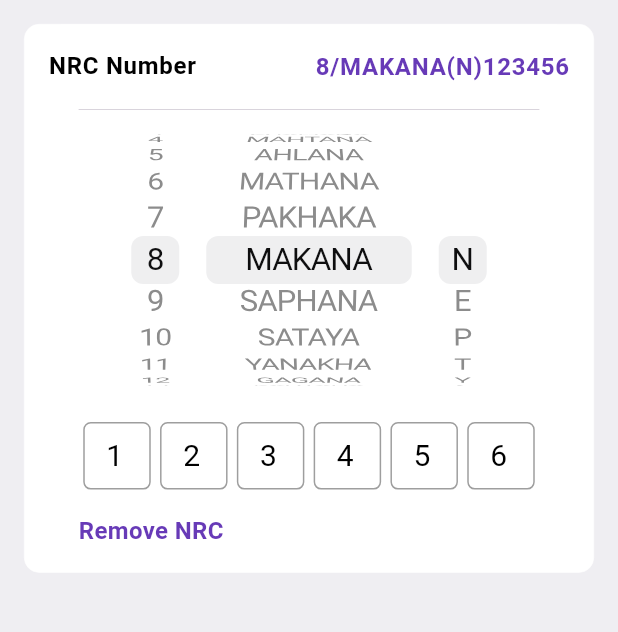
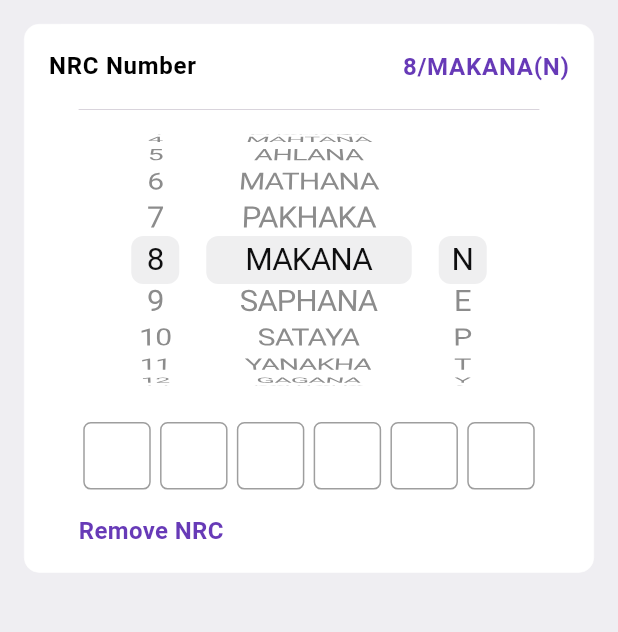
Before and after one commit to yayyar/mm_nrc_kit, a Flutter app: the screen it shows after launch, after a tap on "NRC Number", on a phone screen of 412 x 824 dp, the part 84-716 px from its top. Run offline on Flutter 3.47's test engine with Material 3 defaults, Android fonts, the phone set to English and light mode, and no system bars; Roboto replaces fonts that are missing (SF-Compact-Rounded-Regular).

Commit message:
update assets

```diff
--- a/example/lib/main.dart
+++ b/example/lib/main.dart
@@ -52,15 +52,6 @@ class _MyHomePageState extends State<MyHomePage> {
           padding: const EdgeInsets.symmetric(horizontal: 16, vertical: 16),
           child: NRCField(
             language: NrcLanguage.english,
-            nrcValue: "8/MAKANA(N)123456",
-            leadingTitleColor: Colors.black,
-            backgroundColor: Colors.white,
-            pickerItemColor: Colors.black,
-            borderColor: Colors.white,
-            borderRadius: 10,
-            borderWidth: 0.4,
-            contentPadding:
-                const EdgeInsets.symmetric(horizontal: 16, vertical: 0),
             onCompleted: (value) {
               debugPrint("onCompleted : $value");
             },
--- a/pubspec.yaml
+++ b/pubspec.yaml
@@ -1,6 +1,6 @@
 name: mm_nrc_kit
 description: "Myanmar NRC UI Kit"
-version: 0.0.3
+version: 1.0.0
 homepage: https://github.com/yayyar/mm_nrc_kit
 
 environment:
```
Also changed, not shown: example/pubspec.lock, testing/mm_nrc_kit_eng.gif (added), testing/mm_nrc_kit_mm.gif (added), testing/mm_nrc_kit_testing.gif (deleted), 2 other files.
